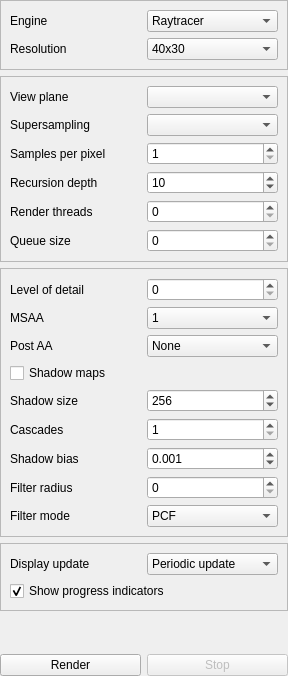
Above: src/widgets/world/RenderSettingsWidget.ui from tkadauke/raytracer before the change. Below: the same form after it.
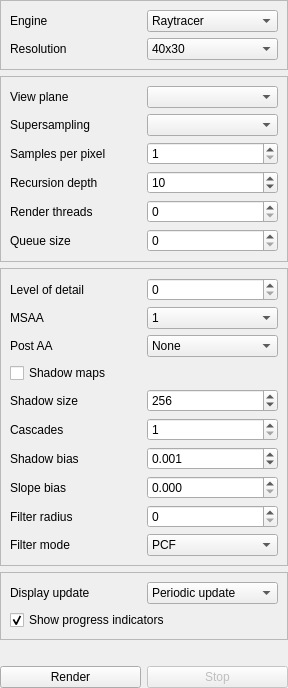
That is the form after the change.

Commit message: Add slope-scaled raster shadow bias

The edit to the form file:
```diff
--- a/src/widgets/world/RenderSettingsWidget.ui
+++ b/src/widgets/world/RenderSettingsWidget.ui
@@ -489,13 +489,36 @@
        </widget>
       </item>
       <item row="7" column="0">
+       <widget class="QLabel" name="label_rasterShadowSlopeBias">
+        <property name="text">
+         <string>Slope bias</string>
+        </property>
+       </widget>
+      </item>
+      <item row="7" column="1">
+       <widget class="QDoubleSpinBox" name="rasterShadowSlopeBias">
+        <property name="toolTip">
+         <string>Additional depth-comparison tolerance scaled by receiver angle to the light.</string>
+        </property>
+        <property name="decimals">
+         <number>3</number>
+        </property>
+        <property name="maximum">
+         <double>100.000000000000000</double>
+        </property>
+        <property name="singleStep">
+         <double>0.001000000000000</double>
+        </property>
+       </widget>
+      </item>
+      <item row="8" column="0">
        <widget class="QLabel" name="label_rasterShadowFilterRadius">
         <property name="text">
          <string>Filter radius</string>
         </property>
        </widget>
       </item>
-      <item row="7" column="1">
+      <item row="8" column="1">
        <widget class="QSpinBox" name="rasterShadowFilterRadius">
         <property name="toolTip">
          <string>Percentage-closer filtering radius in shadow-map texels. 0 keeps hard shadows.</string>
@@ -511,14 +534,14 @@
         </property>
        </widget>
       </item>
-      <item row="8" column="0">
+      <item row="9" column="0">
        <widget class="QLabel" name="label_rasterShadowFilterMode">
         <property name="text">
          <string>Filter mode</string>
         </property>
        </widget>
       </item>
-      <item row="8" column="1">
+      <item row="9" column="1">
        <widget class="QComboBox" name="rasterShadowFilterMode">
         <property name="toolTip">
          <string>PCF uses one fixed kernel; PCSS searches blockers and grows the kernel with receiver distance.</string>
```
The commit also changes 16 other files.
